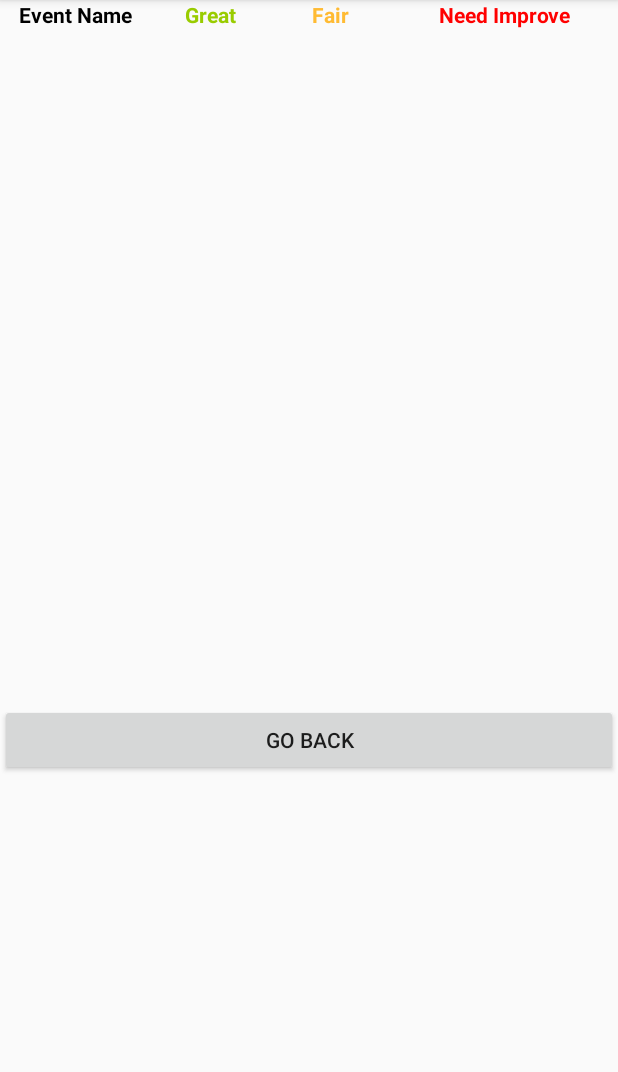
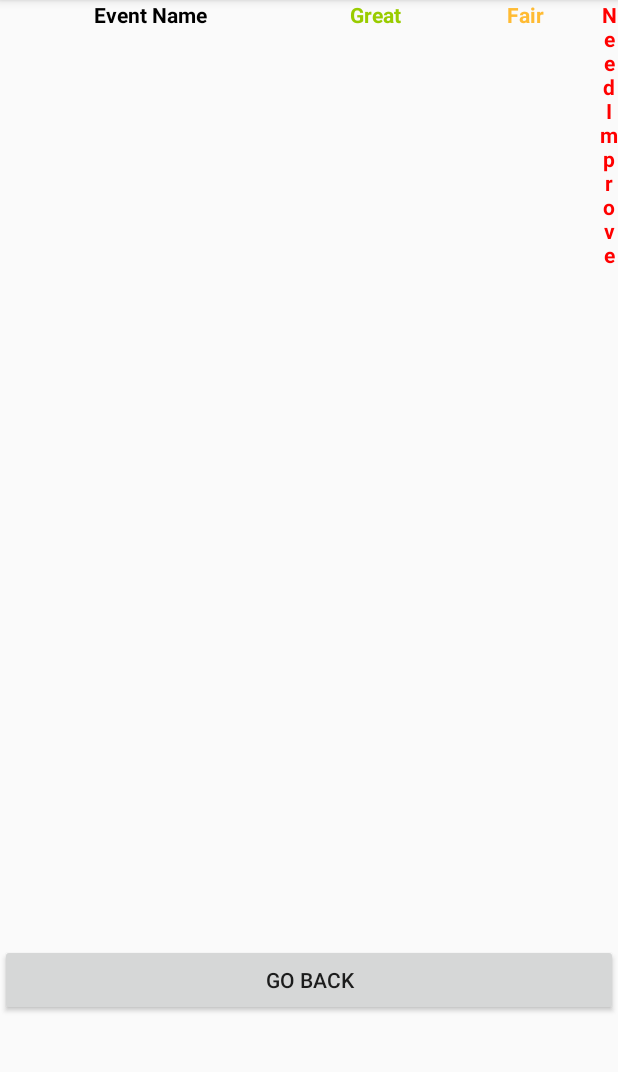
Before and after one commit to KavitaBaradur/Student_Event_Registration, an Android app: the OrganizerFeedbackActivity screen opened directly, with no data from a screen before it, on a phone screen of 412 x 824 dp, the part 84-1156 px from its top. Run offline under Robolectric (Android 15) with nearby library versions, the phone set to English and light mode, and no system bars; 1 statement that could not run was skipped.

Commit message:
update organizer view

```diff
--- a/app/src/main/res/layout/organizer_feedback.xml
+++ b/app/src/main/res/layout/organizer_feedback.xml
@@ -10,7 +10,7 @@
 
         <TextView
             android:id="@+id/textView4"
-            android:layout_width="100dp"
+            android:layout_width="200dp"
             android:layout_height="wrap_content"
             android:gravity="center"
             android:text="Event Name"
@@ -20,7 +20,7 @@
 
         <TextView
             android:id="@+id/textView7"
-            android:layout_width="80dp"
+            android:layout_width="100dp"
             android:layout_height="wrap_content"
             android:gravity="center"
             android:text="Great"
@@ -29,7 +29,7 @@
 
         <TextView
             android:id="@+id/textView8"
-            android:layout_width="80dp"
+            android:layout_width="100dp"
             android:layout_height="wrap_content"
             android:gravity="center"
             android:text="Fair"
```
Also changed, not shown: app/src/main/res/layout/org_feedback_listitem.xml (+6 -6 lines).
